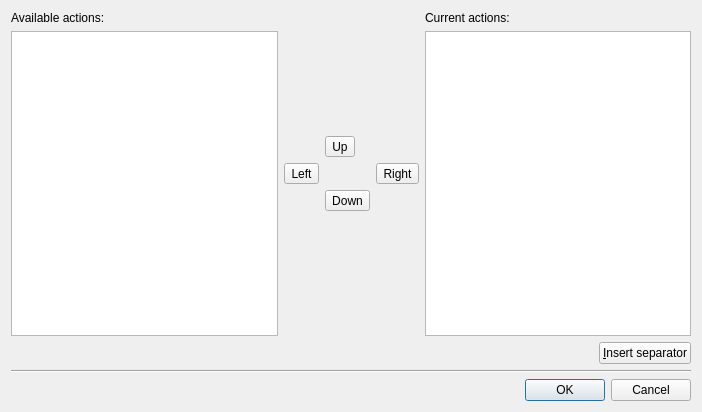
Above: src/toolbareditor.ui from wilbert2000/wzplayer before the change. Below: the same form after it.
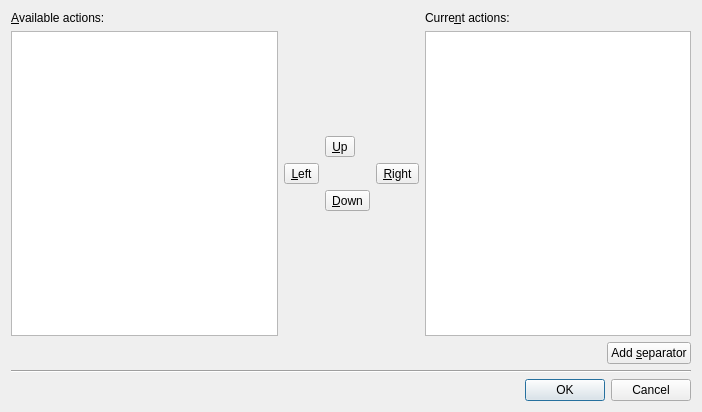
That is the form after the change.

Commit message: Add accelerators in the toolbar editor dialog

Diff of the .ui file:
```diff
--- a/src/toolbareditor.ui
+++ b/src/toolbareditor.ui
@@ -19,7 +19,10 @@
      <item>
       <widget class="QLabel" name="label">
        <property name="text">
-        <string>Available actions:</string>
+        <string>&amp;Available actions:</string>
+       </property>
+       <property name="buddy">
+        <cstring>all_actions_list</cstring>
        </property>
       </widget>
      </item>
@@ -48,28 +51,28 @@
        <item row="1" column="0">
         <widget class="QToolButton" name="left_button">
          <property name="text">
-          <string>Left</string>
+          <string>&amp;Left</string>
          </property>
         </widget>
        </item>
        <item row="1" column="2">
         <widget class="QToolButton" name="right_button">
          <property name="text">
-          <string>Right</string>
+          <string>&amp;Right</string>
          </property>
         </widget>
        </item>
        <item row="2" column="1">
         <widget class="QToolButton" name="down_button">
          <property name="text">
-          <string>Down</string>
+          <string>&amp;Down</string>
          </property>
         </widget>
        </item>
        <item row="0" column="1" colspan="2">
         <widget class="QToolButton" name="up_button">
          <property name="text">
-          <string>Up</string>
+          <string>&amp;Up</string>
          </property>
         </widget>
        </item>
@@ -95,7 +98,10 @@
      <item>
       <widget class="QLabel" name="label_2">
        <property name="text">
-        <string>Current actions:</string>
+        <string>Curre&amp;nt actions:</string>
+       </property>
+       <property name="buddy">
+        <cstring>active_actions_list</cstring>
        </property>
       </widget>
      </item>
@@ -122,7 +128,7 @@
      <item>
       <widget class="QPushButton" name="separator_button">
        <property name="text">
-        <string>&amp;Insert separator</string>
+        <string>Add &amp;separator</string>
        </property>
       </widget>
      </item>
```
Left out of the diff: 10 changed lines with no effect on the pictures.
